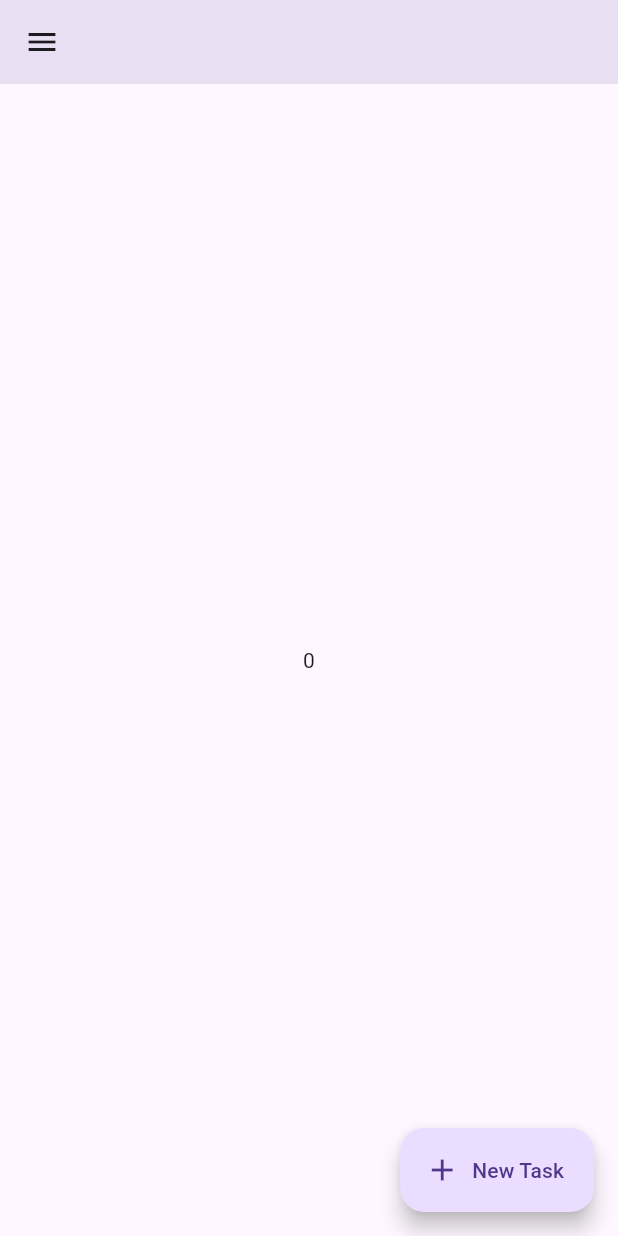
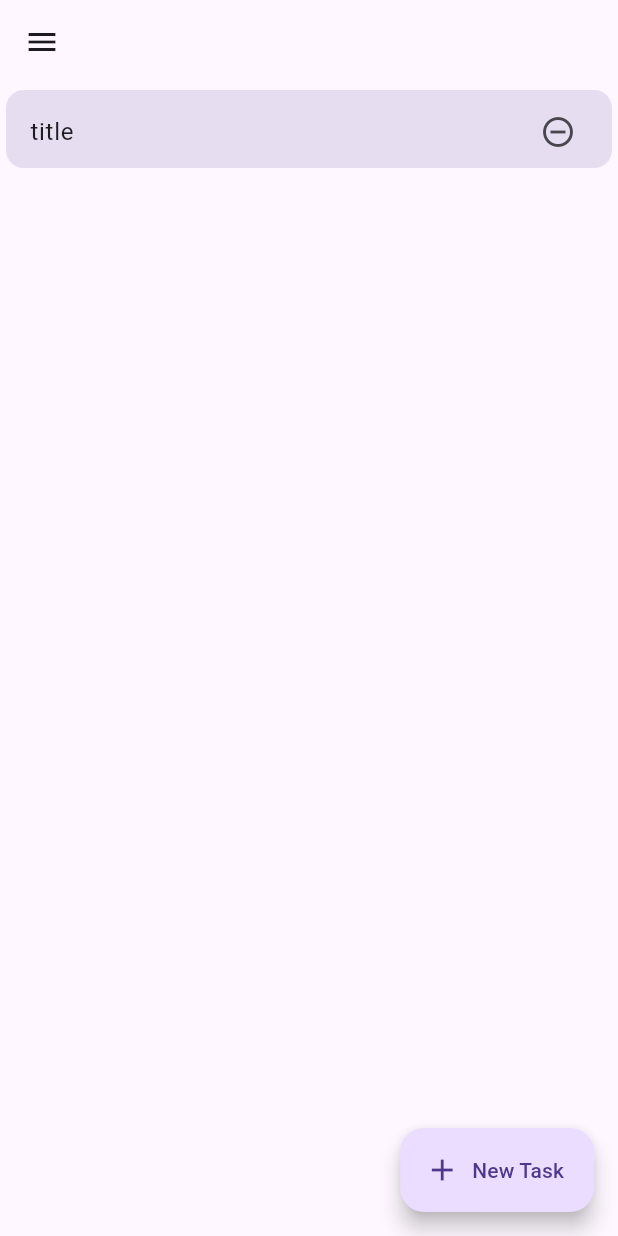
Before and after one commit to Harsh23122002/Wallpaper-Task-Manager-Flutter-Client, a Flutter app: the screen it shows after launch, on a phone screen of 412 x 824 dp. Run offline on Flutter 3.47's test engine with Material 3 defaults, Android fonts, the phone set to English and light mode, and no system bars; drawn by our look-alikes of dynamic_color; our stand-ins replace flutter_bloc.

Commit message:
feat: home page configured to show tasks

```diff
--- a/lib/components/home/bloc/home_events.dart
+++ b/lib/components/home/bloc/home_events.dart
@@ -1,3 +1,15 @@
+import 'package:wallpaper_task_manager/models/task.dart';
+
 abstract class HomeEvent {}
 
-class LoadHomeEvent extends HomeEvent {}
+class LoadHomeEvent extends HomeEvent {
+  List<Task> activeTaskList;
+
+  LoadHomeEvent({required this.activeTaskList});
+}
+
+class UpdateHomeTasksEvent extends HomeEvent {
+  String operation;
+  Task payload;
+  UpdateHomeTasksEvent({required this.operation, required this.payload});
+}
--- a/lib/components/home/bloc/home_states.dart
+++ b/lib/components/home/bloc/home_states.dart
@@ -4,6 +4,8 @@ class HomeInitialState extends HomeState {}
 
 class HomeLoadingState extends HomeState {}
 
-class HomeAvailableState extends HomeState {}
+class HomeAvailableListeningState extends HomeState {}
+
+class HomeAvailableNotListeningState extends HomeState {}
 
 class HomeErrorState extends HomeState {}
--- a/lib/components/home/home_page.dart
+++ b/lib/components/home/home_page.dart
@@ -8,6 +8,8 @@ import 'package:wallpaper_task_manager/components/task/task_creation_page.dart';
 
 import '../../models/task.dart';
 import '../task/bloc/task_bloc.dart';
+import 'bloc/home_bloc.dart';
+import 'bloc/home_states.dart';
 
 class Home extends StatefulWidget {
   const Home({super.key});
@@ -17,26 +19,55 @@ class Home extends StatefulWidget {
 }
 
 class _HomeState extends State<Home> {
+  late HomeBloc homeBloc;
+  late TaskBloc taskBloc;
   @override
   Widget build(BuildContext context) {
+    taskBloc = context.read<TaskBloc>();
+    homeBloc = context.read<HomeBloc>();
     return Scaffold(
       floatingActionButton: NewTaskButton(),
       appBar: AppBar(
         // surfaceTintColor: Colors.cyan,
-        elevation: 200,
+        // elevation: 200,
         leading: Icon(Icons.menu),
       ),
-      body: SafeArea(child: Center(
-        child: BlocBuilder<TaskBloc, TaskState>(builder: (ctx, state) {
-          log("$state");
-          if (state is TaskIdleListeningState) {
-            return Text(state.activeTaskList!.length.toString());
-          } else {
-            return Text("ERROR");
-          }
-        }),
-      )),
+      body: SafeArea(
+        child: BlocBuilder<HomeBloc, HomeState>(
+          builder: (ctx, state) {
+            return ListView.builder(
+                itemCount: homeBloc.activeTasks.length,
+                itemBuilder: (ctx, i) {
+                  return TaskCard(
+                    title: homeBloc.activeTasks[i].title.toString(),
+                  );
+                });
+          },
+        ),
+      ),
     );
+  }
+}
+
+class TaskCard extends StatelessWidget {
+  const TaskCard({
+    required this.title,
+    super.key,
+  });
+  final String title;
+  @override
+  Widget build(BuildContext context) {
+    return SizedBox(
+        height: 60,
+        child: Card(
+            color: Theme.of(context).colorScheme.primary.withAlpha(40),
+            elevation: 0,
+            child: Center(
+              child: ListTile(
+                title: Text(title),
+                trailing: Icon(Icons.do_disturb_on_outlined),
+              ),
+            )));
   }
 }
 
--- a/lib/components/task/bloc/task_bloc.dart
+++ b/lib/components/task/bloc/task_bloc.dart
@@ -1,24 +1,32 @@
+import 'package:flutter/material.dart';
 import 'package:flutter_bloc/flutter_bloc.dart';
+import 'package:wallpaper_task_manager/components/home/bloc/home_events.dart';
 import 'package:wallpaper_task_manager/components/task/bloc/task_events.dart';
 import 'package:wallpaper_task_manager/components/task/bloc/task_states.dart';
+import 'package:wallpaper_task_manager/models/content.dart';
 
 import '../../../models/task.dart';
+import '../../home/bloc/home_bloc.dart';
 
 class TaskBloc extends Bloc<TaskEvent, TaskState> {
-  TaskBloc() : super(TaskInitialState()) {
+  List<Task> activeTasks = [SimpleTask("title", Content("text"))];
+  final HomeBloc homeBloc;
+  TaskBloc(this.homeBloc) : super(TaskInitialState()) {
     on<LoadTasksEvent>(_loadTasks);
     on<CreateTaskEvent>(_createTask);
     super.add(LoadTasksEvent());
   }
 
   void _createTask(CreateTaskEvent event, Emitter<TaskState> emit) {
-    emit(TaskSyncingState(state.activeTaskList!));
-    state.activeTaskList!.add(event.task);
-    print(state.activeTaskList);
-    emit(TaskIdleListeningState(state.activeTaskList!));
+    emit(TaskSyncingState());
+    activeTasks.add(event.task);
+    homeBloc.add(UpdateHomeTasksEvent(operation: "add", payload: event.task));
+    emit(TaskIdleListeningState());
   }
 
   void _loadTasks(LoadTasksEvent event, Emitter<TaskState> emit) {
-    emit(TaskIdleListeningState(state.activeTaskList!));
+    homeBloc.add(LoadHomeEvent(activeTaskList: activeTasks));
+
+    emit(TaskIdleListeningState());
   }
 }
--- a/lib/components/task/bloc/task_states.dart
+++ b/lib/components/task/bloc/task_states.dart
@@ -1,26 +1,13 @@
 import 'package:wallpaper_task_manager/models/task.dart';
 
-abstract class TaskState {
-  List<Task>? activeTaskList;
-  TaskState({required this.activeTaskList});
-}
+abstract class TaskState {}
 
-class TaskInitialState extends TaskState {
-  TaskInitialState() : super(activeTaskList: []);
-}
+class TaskInitialState extends TaskState {}
 
-class TaskIdleListeningState extends TaskState {
-  TaskIdleListeningState(List<Task> tasks) : super(activeTaskList: tasks);
-}
+class TaskIdleListeningState extends TaskState {}
 
-class TaskIdleNotListeningState extends TaskState {
-  TaskIdleNotListeningState(List<Task> tasks) : super(activeTaskList: tasks);
-}
+class TaskIdleNotListeningState extends TaskState {}
 
-class TaskSyncingState extends TaskState {
-  TaskSyncingState(List<Task> tasks) : super(activeTaskList: tasks);
-}
+class TaskSyncingState extends TaskState {}
 
-class TaskErrorState extends TaskState {
-  TaskErrorState(List<Task> tasks) : super(activeTaskList: tasks);
-}
+class TaskErrorState extends TaskState {}
--- a/lib/models/task.dart
+++ b/lib/models/task.dart
@@ -7,7 +7,7 @@ abstract class Task {
   Content? content;
   String? status;
   late final DateTime createdOn;
-  Task({required String title, this.status = 'active', required this.content}) {
+  Task({required this.title, this.status = 'active', required this.content}) {
     id = Uuid().v4();
     createdOn = DateTime.now();
   }
```
Also changed, not shown: lib/components/home/bloc/home_bloc.dart (+18 -3 lines), lib/main.dart (+6 -3 lines).
